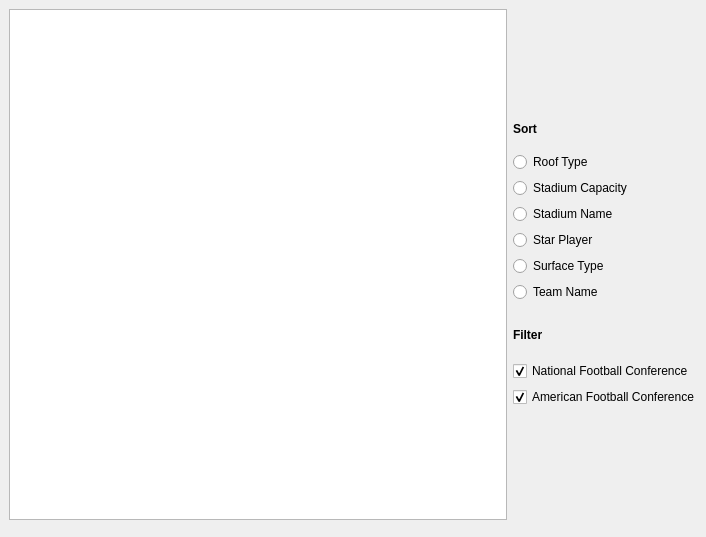
First picture: the form in ui/viewteamwindow.ui, repository AcmeDVoid/Lets-Play-Football, before the edit.
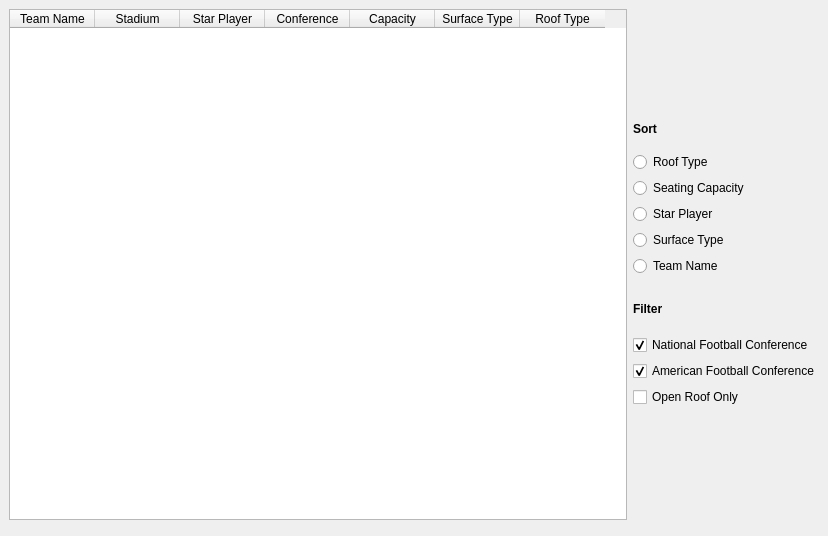
Second picture: the form after the edit. Icons and pictures are not drawn.

Diff of the .ui file:
```diff
--- a/ui/viewteamwindow.ui
+++ b/ui/viewteamwindow.ui
@@ -6,8 +6,8 @@
    <rect>
     <x>0</x>
     <y>0</y>
-    <width>706</width>
-    <height>537</height>
+    <width>828</width>
+    <height>536</height>
    </rect>
   </property>
   <property name="windowTitle">
@@ -22,13 +22,52 @@
     <rect>
      <x>9</x>
      <y>9</y>
-     <width>691</width>
+     <width>811</width>
      <height>511</height>
     </rect>
    </property>
    <layout class="QHBoxLayout" name="horizontalLayout">
     <item>
-     <widget class="QTextBrowser" name="textBrowser"/>
+     <widget class="QTableWidget" name="teamTable">
+      <attribute name="horizontalHeaderDefaultSectionSize">
+       <number>85</number>
+      </attribute>
+      <column>
+       <property name="text">
+        <string>Team Name</string>
+       </property>
+      </column>
+      <column>
+       <property name="text">
+        <string>Stadium</string>
+       </property>
+      </column>
+      <column>
+       <property name="text">
+        <string>Star Player</string>
+       </property>
+      </column>
+      <column>
+       <property name="text">
+        <string>Conference</string>
+       </property>
+      </column>
+      <column>
+       <property name="text">
+        <string>Capacity</string>
+       </property>
+      </column>
+      <column>
+       <property name="text">
+        <string>Surface Type</string>
+       </property>
+      </column>
+      <column>
+       <property name="text">
+        <string>Roof Type</string>
+       </property>
+      </column>
+     </widget>
     </item>
     <item>
      <layout class="QVBoxLayout" name="verticalLayout_3">
@@ -81,17 +120,7 @@
       <item>
        <widget class="QRadioButton" name="radioButton_2">
         <property name="text">
-         <string>Stadium Capacity</string>
-        </property>
-        <attribute name="buttonGroup">
-         <string notr="true">buttonGroup</string>
-        </attribute>
-       </widget>
-      </item>
-      <item>
-       <widget class="QRadioButton" name="radioButton_4">
-        <property name="text">
-         <string>Stadium Name</string>
+         <string>Seating Capacity</string>
         </property>
         <attribute name="buttonGroup">
          <string notr="true">buttonGroup</string>
@@ -187,6 +216,13 @@
         </property>
        </widget>
       </item>
+      <item>
+       <widget class="QCheckBox" name="checkBox_openRoof">
+        <property name="text">
+         <string>Open Roof Only</string>
+        </property>
+       </widget>
+      </item>
       <item>
        <spacer name="verticalSpacer">
         <property name="orientation">
```
